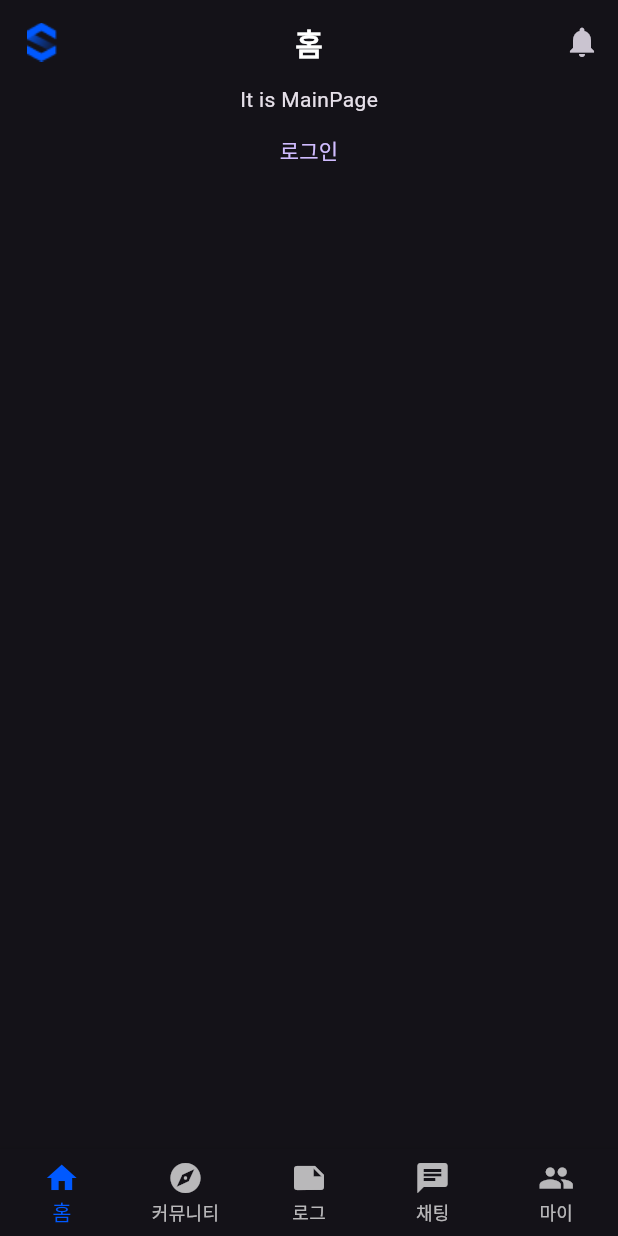
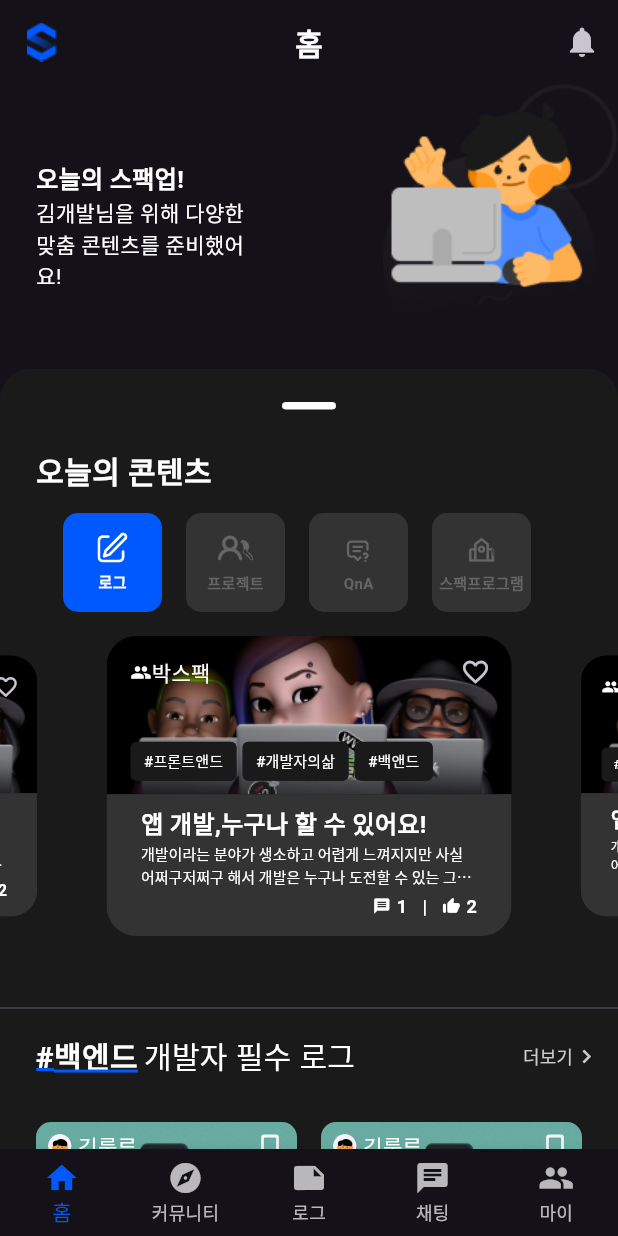
Before and after one commit to huir0/Hexagonian, a Flutter app: the screen it shows after launch, on a phone screen of 412 x 824 dp. Run offline on Flutter 3.47's test engine with Material 3 defaults, Android fonts, the phone set to English and light mode, and no system bars; drawn by our look-alikes of carousel_slider; our stand-ins replace equatable, flutter_markdown, flutter_riverpod, flutter_svg, freezed_annotation, go_router and 2 more; missing offline and left inert: fleather, markdown_toolbar, parchment_delta; Roboto replaces fonts that are missing (Pretendard).

Commit message:
UI: 메인 페이지, 스플래시 페이지 #44

```diff
--- a/sfaclog/lib/view/pages/main_page/main_page.dart
+++ b/sfaclog/lib/view/pages/main_page/main_page.dart
@@ -1,22 +1,86 @@
 import 'package:flutter/material.dart';
-import 'package:go_router/go_router.dart';
+import 'package:sfaclog/common.dart';
+import 'package:sfaclog/view/widgets/main_page_widgets/blue_bg_container.dart';
+import 'package:sfaclog/view/widgets/main_page_widgets/line_deco_widget.dart';
+import 'package:sfaclog/view/widgets/main_page_widgets/sections_widgets/log_card_grid_section.dart';
+import 'package:sfaclog/view/widgets/main_page_widgets/main_title.dart';
+import 'package:sfaclog/view/widgets/main_page_widgets/sections_widgets/specup_review_section.dart';
+import 'package:sfaclog/view/widgets/main_page_widgets/sections_widgets/top_logger_section.dart';
+import 'package:sfaclog/view/widgets/main_page_widgets/today_contents.dart';
+import 'package:sfaclog/view/widgets/main_page_widgets/top_logger_card.dart';
 
 class MainPage extends StatelessWidget {
   const MainPage({super.key});
 
   @override
   Widget build(BuildContext context) {
-    return Center(
-      child: Column(
-        children: [
-          const Text('It is MainPage'),
-          TextButton(
-              onPressed: () {
-                context.push('/login');
-              },
-              child: const Text('로그인')),
-        ],
-      ),
+    late String username = '김개발';
+    const String thumbnail = 'https://source.unsplash.com/random';
+    const String title = '국비 교육으로 백엔드 개발';
+
+    return ListView(
+      shrinkWrap: true,
+      children: [
+        Row(
+          mainAxisAlignment: MainAxisAlignment.spaceBetween,
+          children: [
+            Padding(
+              padding: const EdgeInsets.only(left: 24),
+              child: SizedBox(
+                width: 154,
+                child: Column(
+                  crossAxisAlignment: CrossAxisAlignment.start,
+                  children: [
+                    Text(
+                      '오늘의 스팩업!',
+                      style: SLTextStyle(
+                        style: SLStyle.Text_L_Bold,
+                        color: Colors.white,
+                      ).textStyle,
+                    ),
+                    Text(
+                      '$username님을 위해 다양한 맞춤 콘텐츠를 준비했어요!',
+                      style: SLTextStyle(
+                        color: Colors.white,
+                        style: SLStyle.Text_M_Regular,
+                      ).textStyle,
+                    ),
+                  ],
+                ),
+              ),
+            ),
+            Image.asset('assets/images/character/character_main.png'),
+          ],
+        ),
+        Container(
+          decoration: BoxDecoration(
+            borderRadius: const BorderRadius.only(
+              topLeft: Radius.circular(20),
+              topRight: Radius.circular(20),
+            ),
+            color: SLColor.neutral.shade90,
+          ),
+          child: const Column(
+            children: [
+              LineDecoWidget(),
+              TodaysContents(),
+              Divider(),
+              LogCardGridSection(),
+              TopLoggerSection(),
+              LogCardGridSection(
+                subject: '#IOS',
+                subtitle: '개발자라면 주목!',
+              ),
+              SpecupReviewSection(),
+            ],
+          ),
+        ),
+        // TextButton(
+        //     onPressed: () {
+        //       context.push('/login');
+        //     },
+        //     child: const Text('로그인')),
+      ],
     );
   }
 }
--- /dev/null
+++ b/sfaclog/lib/view/pages/splash_page/splash_page.dart
@@ -0,0 +1,34 @@
+import 'package:flutter/material.dart';
+import 'package:flutter_riverpod/flutter_riverpod.dart';
+import 'package:sfaclog/common.dart';
+import 'package:sfaclog/view/pages/login_page/login_page.dart';
+import 'package:sfaclog/view/pages/main_page/main_page.dart';
+import 'package:sfaclog/viewmodel/auth/auth_notifier.dart';
+import 'package:sfaclog/viewmodel/auth/auth_state.dart';
+
+class SplashPage extends ConsumerWidget {
+  const SplashPage({super.key});
+
+  @override
+  Widget build(BuildContext context, WidgetRef ref) {
+    final authStatus = ref.watch(authProvider).authStatus;
+
+    WidgetsBinding.instance.addPostFrameCallback((timeStamp) {
+      Navigator.pushAndRemoveUntil(
+        context,
+        MaterialPageRoute(
+          builder: (context) => authStatus == AuthStatus.authenticated
+              ? const MainPage()
+              : const LoginPage(),
+        ),
+        (route) => route.isFirst,
+      );
+    });
+
+    return const Scaffold(
+      body: Center(
+        child: Text('스팩로그'),
+      ),
+    );
+  }
+}
```
